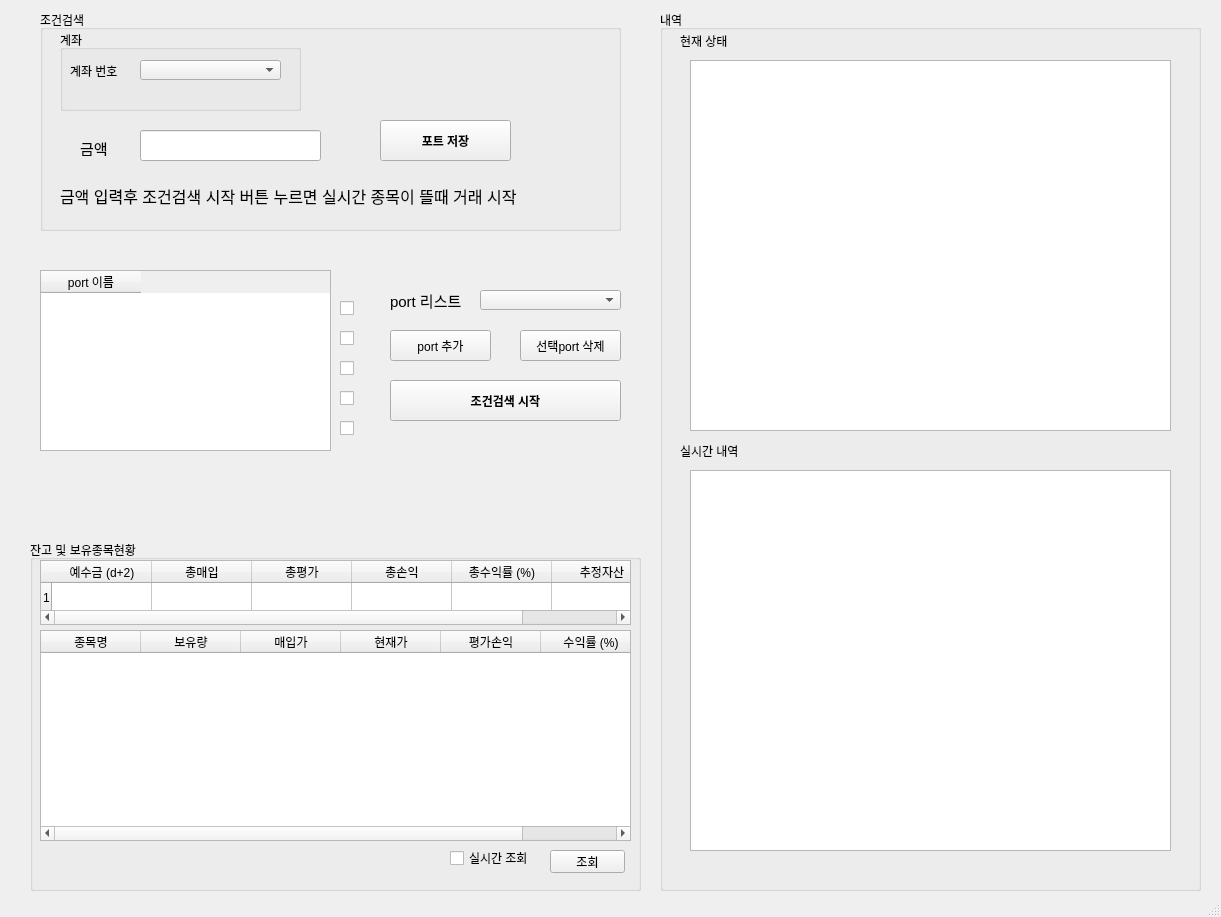
sungju1572/auto_trade_4, file exam_2.ui: the form before one commit.
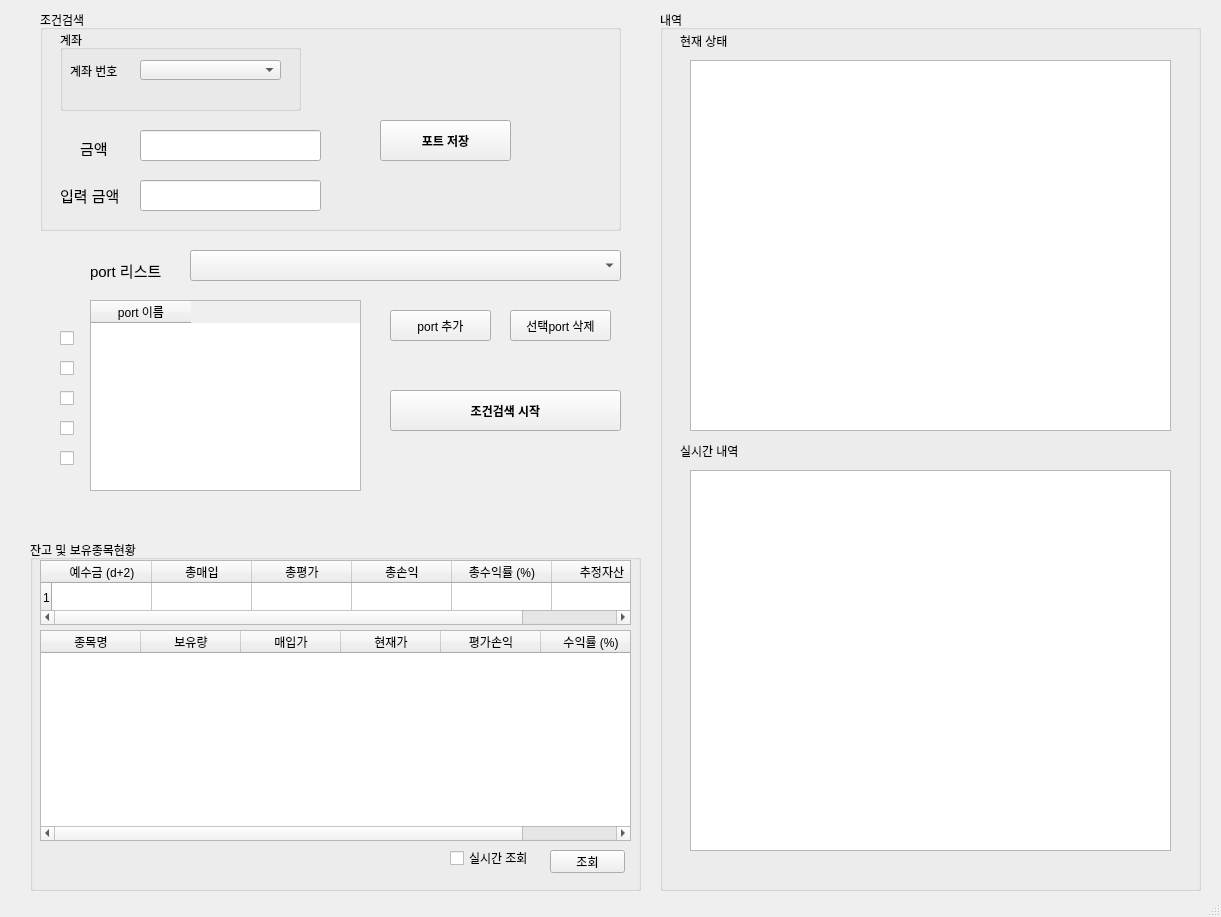
The form after the commit. Icons and pictures are not drawn.

Commit message: 금액 저장창 추가 & 포트리스트 크기 크게

Diff of the .ui file:
```diff
--- a/exam_2.ui
+++ b/exam_2.ui
@@ -245,18 +245,33 @@
      <property name="geometry">
       <rect>
        <x>20</x>
-       <y>150</y>
-       <width>531</width>
-       <height>71</height>
+       <y>170</y>
+       <width>71</width>
+       <height>31</height>
       </rect>
      </property>
      <property name="font">
       <font>
-       <pointsize>12</pointsize>
+       <pointsize>11</pointsize>
       </font>
      </property>
      <property name="text">
-      <string>금액 입력후 조건검색 시작 버튼 누르면 실시간 종목이 뜰때 거래 시작</string>
+      <string>입력 금액</string>
+     </property>
+    </widget>
+    <widget class="QLineEdit" name="lineEdit_10">
+     <property name="geometry">
+      <rect>
+       <x>100</x>
+       <y>170</y>
+       <width>181</width>
+       <height>31</height>
+      </rect>
+     </property>
+     <property name="font">
+      <font>
+       <pointsize>11</pointsize>
+      </font>
      </property>
     </widget>
    </widget>
@@ -322,12 +337,17 @@
    <widget class="QTableWidget" name="tableWidget_3">
     <property name="geometry">
      <rect>
-      <x>40</x>
-      <y>270</y>
-      <width>291</width>
-      <height>181</height>
+      <x>90</x>
+      <y>300</y>
+      <width>271</width>
+      <height>191</height>
      </rect>
     </property>
+    <property name="font">
+     <font>
+      <pointsize>9</pointsize>
+     </font>
+    </property>
     <column>
      <property name="text">
       <string>port 이름</string>
@@ -337,8 +357,8 @@
    <widget class="QCheckBox" name="checkBox_2">
     <property name="geometry">
      <rect>
-      <x>340</x>
-      <y>300</y>
+      <x>60</x>
+      <y>330</y>
       <width>21</width>
       <height>16</height>
      </rect>
@@ -350,20 +370,7 @@
    <widget class="QCheckBox" name="checkBox_3">
     <property name="geometry">
      <rect>
-      <x>340</x>
-      <y>330</y>
-      <width>21</width>
-      <height>16</height>
-     </rect>
-    </property>
-    <property name="text">
-     <string/>
-    </property>
-   </widget>
-   <widget class="QCheckBox" name="checkBox_4">
-    <property name="geometry">
-     <rect>
-      <x>340</x>
+      <x>60</x>
       <y>360</y>
       <width>21</width>
       <height>16</height>
@@ -373,11 +380,24 @@
      <string/>
     </property>
    </widget>
+   <widget class="QCheckBox" name="checkBox_4">
+    <property name="geometry">
+     <rect>
+      <x>60</x>
+      <y>390</y>
+      <width>21</width>
+      <height>16</height>
+     </rect>
+    </property>
+    <property name="text">
+     <string/>
+    </property>
+   </widget>
    <widget class="QPushButton" name="pushButton_2">
     <property name="geometry">
      <rect>
       <x>390</x>
-      <y>330</y>
+      <y>310</y>
       <width>101</width>
       <height>31</height>
      </rect>
@@ -389,18 +409,23 @@
    <widget class="QComboBox" name="comboBox_2">
     <property name="geometry">
      <rect>
-      <x>480</x>
-      <y>290</y>
-      <width>141</width>
-      <height>20</height>
+      <x>190</x>
+      <y>250</y>
+      <width>431</width>
+      <height>31</height>
      </rect>
     </property>
+    <property name="font">
+     <font>
+      <pointsize>13</pointsize>
+     </font>
+    </property>
    </widget>
    <widget class="QPushButton" name="pushButton_3">
     <property name="geometry">
      <rect>
-      <x>520</x>
-      <y>330</y>
+      <x>510</x>
+      <y>310</y>
       <width>101</width>
       <height>31</height>
      </rect>
@@ -413,7 +438,7 @@
     <property name="geometry">
      <rect>
       <x>390</x>
-      <y>380</y>
+      <y>390</y>
       <width>231</width>
       <height>41</height>
      </rect>
@@ -431,8 +456,8 @@
    <widget class="QLabel" name="label_5">
     <property name="geometry">
      <rect>
-      <x>390</x>
-      <y>290</y>
+      <x>90</x>
+      <y>260</y>
       <width>71</width>
       <height>21</height>
      </rect>
@@ -449,20 +474,7 @@
    <widget class="QCheckBox" name="checkBox_5">
     <property name="geometry">
      <rect>
-      <x>340</x>
-      <y>390</y>
-      <width>21</width>
-      <height>16</height>
-     </rect>
-    </property>
-    <property name="text">
-     <string/>
-    </property>
-   </widget>
-   <widget class="QCheckBox" name="checkBox_6">
-    <property name="geometry">
-     <rect>
-      <x>340</x>
+      <x>60</x>
       <y>420</y>
       <width>21</width>
       <height>16</height>
@@ -472,6 +484,19 @@
      <string/>
     </property>
    </widget>
+   <widget class="QCheckBox" name="checkBox_6">
+    <property name="geometry">
+     <rect>
+      <x>60</x>
+      <y>450</y>
+      <width>21</width>
+      <height>16</height>
+     </rect>
+    </property>
+    <property name="text">
+     <string/>
+    </property>
+   </widget>
   </widget>
   <widget class="QStatusBar" name="statusbar"/>
  </widget>
```
Left out of the diff: 2 changed lines with no effect on the pictures.
